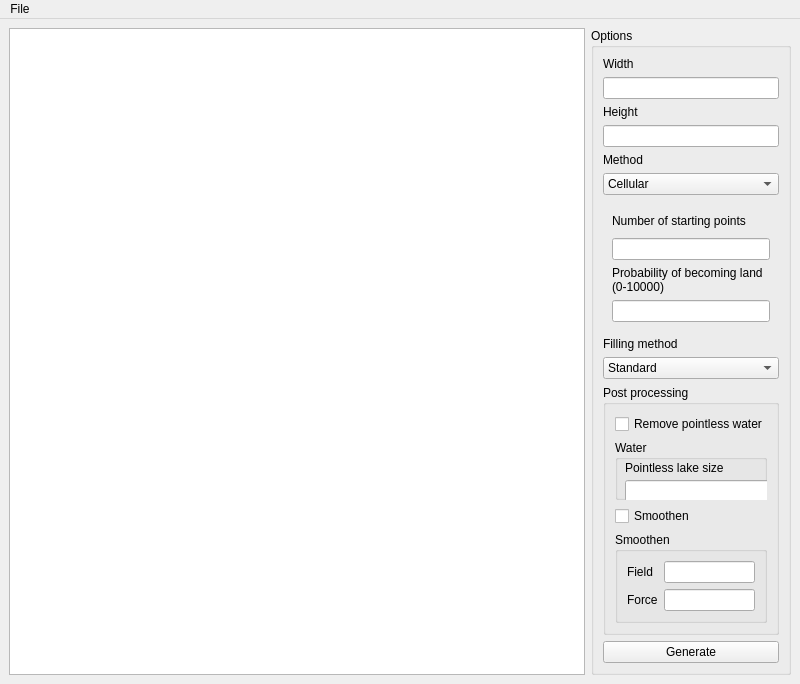
Before: the Qt Designer form src/MainWindow.ui in Tommalla/genproc1, drawn with Qt 5.
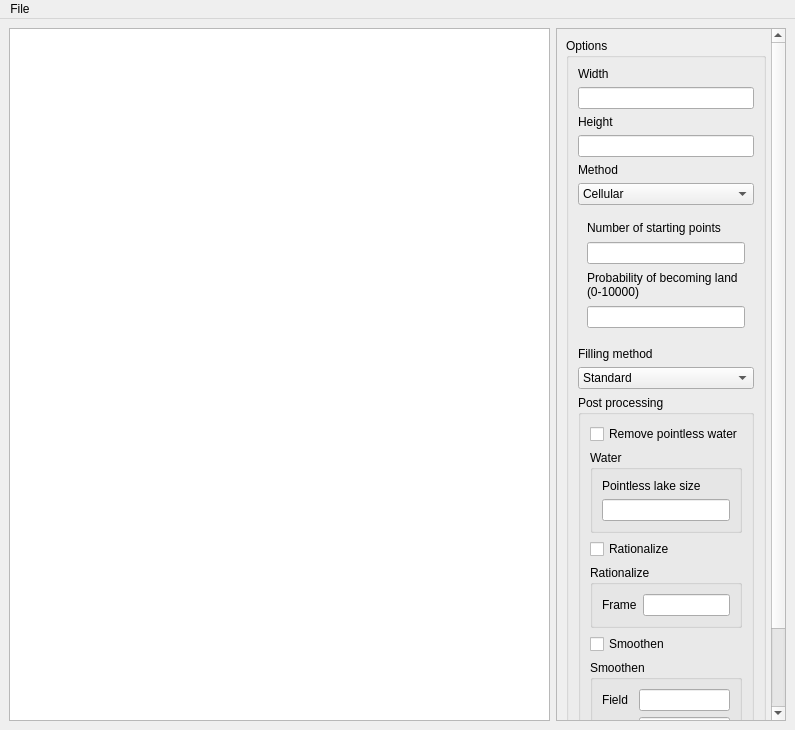
After: the same form once the commit is applied.

Diff of the .ui file:
```diff
--- a/src/MainWindow.ui
+++ b/src/MainWindow.ui
@@ -6,17 +6,72 @@
    <rect>
     <x>0</x>
     <y>0</y>
-    <width>800</width>
-    <height>653</height>
+    <width>795</width>
+    <height>730</height>
    </rect>
   </property>
   <property name="windowTitle">
    <string>GenProc v0.2</string>
   </property>
   <widget class="QWidget" name="centralwidget">
-   <layout class="QGridLayout" name="gridLayout_2">
-    <item row="0" column="1">
+   <layout class="QHBoxLayout" name="horizontalLayout">
+    <item>
+     <widget class="QGraphicsView" name="graphicsView">
+      <property name="sizePolicy">
+       <sizepolicy hsizetype="MinimumExpanding" vsizetype="Expanding">
+        <horstretch>0</horstretch>
+        <verstretch>0</verstretch>
+       </sizepolicy>
+      </property>
+      <property name="dragMode">
+       <enum>QGraphicsView::ScrollHandDrag</enum>
+      </property>
+     </widget>
+    </item>
+    <item>
+     <widget class="QScrollArea" name="scrollArea">
+      <property name="sizePolicy">
+       <sizepolicy hsizetype="Fixed" vsizetype="Expanding">
+        <horstretch>0</horstretch>
+        <verstretch>0</verstretch>
+       </sizepolicy>
+      </property>
+      <property name="minimumSize">
+       <size>
+        <width>230</width>
+        <height>0</height>
+       </size>
+      </property>
+      <property name="layoutDirection">
+       <enum>Qt::LeftToRight</enum>
+      </property>
+      <property name="horizontalScrollBarPolicy">
+       <enum>Qt::ScrollBarAlwaysOff</enum>
+      </property>
+      <property name="widgetResizable">
+       <bool>true</bool>
+      </property>
+      <property name="alignment">
+       <set>Qt::AlignRight|Qt::AlignTrailing|Qt::AlignVCenter</set>
+      </property>
+      <widget class="QWidget" name="scrollAreaWidgetContents">
+       <property name="geometry">
+        <rect>
+         <x>0</x>
+         <y>-24</y>
+         <width>209</width>
+         <height>720</height>
+        </rect>
+       </property>
+       <layout class="QHBoxLayout" name="horizontalLayout_2">
+        <item>
      <widget class="QGroupBox" name="groupBox">
+          <property name="sizePolicy">
+           <sizepolicy hsizetype="Maximum" vsizetype="Minimum">
+            <horstretch>0</horstretch>
+            <verstretch>0</verstretch>
+           </sizepolicy>
+          </property>
       <property name="minimumSize">
        <size>
         <width>200</width>
@@ -103,7 +158,7 @@
        <item>
         <widget class="QStackedWidget" name="algOptsStackedWidget">
          <property name="sizePolicy">
-          <sizepolicy hsizetype="Preferred" vsizetype="Maximum">
+              <sizepolicy hsizetype="Maximum" vsizetype="MinimumExpanding">
            <horstretch>0</horstretch>
            <verstretch>0</verstretch>
           </sizepolicy>
@@ -127,6 +182,12 @@
           <layout class="QVBoxLayout" name="verticalLayout_4">
            <item>
             <widget class="QLabel" name="label_2">
+                 <property name="sizePolicy">
+                  <sizepolicy hsizetype="Preferred" vsizetype="Maximum">
+                   <horstretch>0</horstretch>
+                   <verstretch>0</verstretch>
+                  </sizepolicy>
+                 </property>
              <property name="text">
               <string>Number of starting points</string>
              </property>
@@ -141,6 +202,12 @@
            </item>
            <item>
             <widget class="QLabel" name="label_3">
+                 <property name="sizePolicy">
+                  <sizepolicy hsizetype="Preferred" vsizetype="Maximum">
+                   <horstretch>0</horstretch>
+                   <verstretch>0</verstretch>
+                  </sizepolicy>
+                 </property>
              <property name="text">
               <string>Probability of becoming land (0-10000)</string>
              </property>
@@ -152,7 +219,7 @@
            <item>
             <widget class="QLineEdit" name="probabilityEdit">
              <property name="sizePolicy">
-              <sizepolicy hsizetype="Expanding" vsizetype="Minimum">
+                  <sizepolicy hsizetype="Minimum" vsizetype="Maximum">
                <horstretch>0</horstretch>
                <verstretch>0</verstretch>
               </sizepolicy>
@@ -288,38 +355,64 @@
             <property name="title">
              <string>Water</string>
             </property>
-            <widget class="QLineEdit" name="pointlessSizeEdit">
-             <property name="geometry">
-              <rect>
-               <x>10</x>
-               <y>40</y>
-               <width>151</width>
-               <height>22</height>
-              </rect>
-             </property>
-             <property name="sizePolicy">
-              <sizepolicy hsizetype="Minimum" vsizetype="Fixed">
-               <horstretch>0</horstretch>
-               <verstretch>0</verstretch>
-              </sizepolicy>
-             </property>
-             <property name="alignment">
-              <set>Qt::AlignRight|Qt::AlignTrailing|Qt::AlignVCenter</set>
-             </property>
-            </widget>
+                <layout class="QVBoxLayout" name="verticalLayout_3">
+                 <item>
             <widget class="QLabel" name="label_4">
-             <property name="geometry">
-              <rect>
-               <x>10</x>
-               <y>20</y>
-               <width>161</width>
-               <height>16</height>
-              </rect>
-             </property>
              <property name="text">
               <string>Pointless lake size</string>
              </property>
             </widget>
+                 </item>
+                 <item>
+                  <widget class="QLineEdit" name="pointlessSizeEdit">
+                   <property name="sizePolicy">
+                    <sizepolicy hsizetype="Minimum" vsizetype="Fixed">
+                     <horstretch>0</horstretch>
+                     <verstretch>0</verstretch>
+                    </sizepolicy>
+                   </property>
+                   <property name="alignment">
+                    <set>Qt::AlignRight|Qt::AlignTrailing|Qt::AlignVCenter</set>
+                   </property>
+                  </widget>
+                 </item>
+                </layout>
+               </widget>
+              </item>
+              <item>
+               <widget class="QCheckBox" name="rationalizeCheckbox">
+                <property name="text">
+                 <string>Rationalize</string>
+                </property>
+               </widget>
+              </item>
+              <item>
+               <widget class="QGroupBox" name="rationalizeBox">
+                <property name="title">
+                 <string>Rationalize</string>
+                </property>
+                <layout class="QFormLayout" name="formLayout_2">
+                 <item row="0" column="0">
+                  <widget class="QLabel" name="label_13">
+                   <property name="text">
+                    <string>Frame</string>
+                   </property>
+                  </widget>
+                 </item>
+                 <item row="0" column="1">
+                  <widget class="QLineEdit" name="rationalizeFieldEdit">
+                   <property name="sizePolicy">
+                    <sizepolicy hsizetype="Expanding" vsizetype="Minimum">
+                     <horstretch>0</horstretch>
+                     <verstretch>0</verstretch>
+                    </sizepolicy>
+                   </property>
+                   <property name="alignment">
+                    <set>Qt::AlignRight|Qt::AlignTrailing|Qt::AlignVCenter</set>
+                   </property>
+                  </widget>
+                 </item>
+                </layout>
            </widget>
           </item>
           <item>
@@ -385,11 +478,8 @@
       </layout>
      </widget>
     </item>
-    <item row="0" column="0">
-     <widget class="QGraphicsView" name="graphicsView">
-      <property name="dragMode">
-       <enum>QGraphicsView::ScrollHandDrag</enum>
-      </property>
+       </layout>
+      </widget>
      </widget>
     </item>
    </layout>
@@ -399,7 +489,7 @@
     <rect>
      <x>0</x>
      <y>0</y>
-     <width>800</width>
+     <width>795</width>
      <height>20</height>
     </rect>
    </property>
```
Lines whose indentation alone changed are shown as unchanged.
